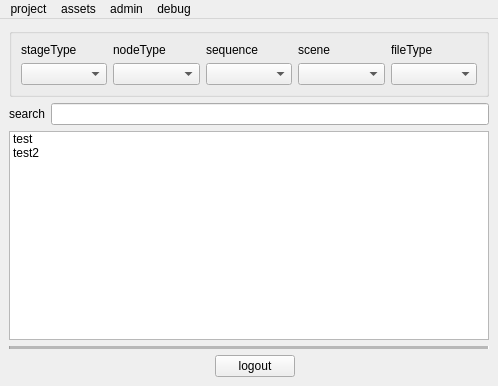
aumanimationstudios/rbhus, file rbhusUI/lib/rbhusPipeMainMod.ui: the form before one commit.
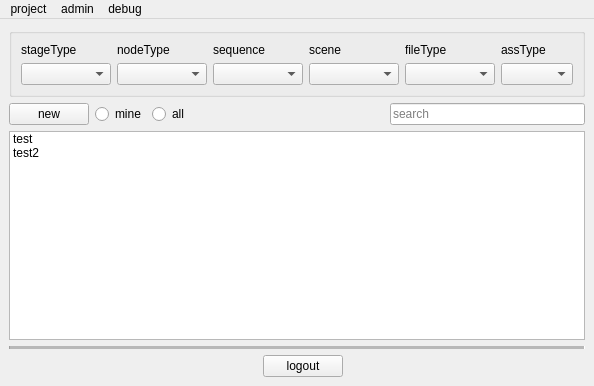
The form after the commit.

```diff
--- a/rbhusUI/lib/rbhusPipeMainMod.ui
+++ b/rbhusUI/lib/rbhusPipeMainMod.ui
@@ -6,7 +6,7 @@
    <rect>
     <x>0</x>
     <y>0</y>
-    <width>498</width>
+    <width>594</width>
     <height>386</height>
    </rect>
   </property>
@@ -27,66 +27,37 @@
   </property>
   <widget class="QWidget" name="centralwidget">
    <layout class="QGridLayout" name="gridLayout">
-    <item row="0" column="0" colspan="5">
-     <widget class="QGroupBox" name="groupBox">
-      <property name="title">
-       <string/>
+    <item row="7" column="0" colspan="5">
+     <widget class="QListWidget" name="listWidget">
+      <property name="selectionMode">
+       <enum>QAbstractItemView::ExtendedSelection</enum>
       </property>
-      <layout class="QGridLayout" name="gridLayout_2">
-       <item row="1" column="0">
-        <widget class="QComboBox" name="comboBoxStage"/>
-       </item>
-       <item row="0" column="2">
-        <widget class="QLabel" name="labelSeq">
-         <property name="text">
-          <string>sequence</string>
-         </property>
-        </widget>
-       </item>
-       <item row="1" column="2">
-        <widget class="QComboBox" name="comboBoxSeq"/>
-       </item>
-       <item row="0" column="3">
-        <widget class="QLabel" name="labelSce">
-         <property name="text">
-          <string>scene</string>
-         </property>
-        </widget>
-       </item>
-       <item row="1" column="3">
-        <widget class="QComboBox" name="comboBoxSce"/>
-       </item>
-       <item row="0" column="1">
-        <widget class="QLabel" name="label_2">
-         <property name="text">
-          <string>nodeType</string>
-         </property>
-        </widget>
-       </item>
-       <item row="0" column="0">
-        <widget class="QLabel" name="label">
-         <property name="text">
-          <string>stageType</string>
-         </property>
-        </widget>
-       </item>
-       <item row="1" column="1">
-        <widget class="QComboBox" name="comboBoxNode"/>
-       </item>
-       <item row="1" column="4">
-        <widget class="QComboBox" name="comboFileType"/>
-       </item>
-       <item row="0" column="4">
-        <widget class="QLabel" name="labelFileType">
-         <property name="text">
-          <string>fileType</string>
-         </property>
-        </widget>
-       </item>
-      </layout>
+      <item>
+       <property name="text">
+        <string>test</string>
+       </property>
+      </item>
+      <item>
+       <property name="text">
+        <string>test2</string>
+       </property>
+      </item>
      </widget>
     </item>
-    <item row="6" column="0" colspan="5">
+    <item row="9" column="4">
+     <spacer name="horizontalSpacer_2">
+      <property name="orientation">
+       <enum>Qt::Horizontal</enum>
+      </property>
+      <property name="sizeHint" stdset="0">
+       <size>
+        <width>40</width>
+        <height>20</height>
+       </size>
+      </property>
+     </spacer>
+    </item>
+    <item row="8" column="0" colspan="5">
      <widget class="Line" name="line">
       <property name="enabled">
        <bool>true</bool>
@@ -105,71 +76,124 @@
       </property>
      </widget>
     </item>
-    <item row="7" column="3">
+    <item row="9" column="3">
      <widget class="QPushButton" name="pushLogout">
       <property name="text">
        <string>logout</string>
       </property>
      </widget>
     </item>
-    <item row="7" column="0">
-     <spacer name="horizontalSpacer">
-      <property name="orientation">
-       <enum>Qt::Horizontal</enum>
-      </property>
-      <property name="sizeHint" stdset="0">
-       <size>
-        <width>40</width>
-        <height>20</height>
-       </size>
-      </property>
-     </spacer>
-    </item>
-    <item row="5" column="0" colspan="5">
-     <widget class="QListWidget" name="listWidget">
-      <property name="selectionMode">
-       <enum>QAbstractItemView::ExtendedSelection</enum>
-      </property>
-      <item>
-       <property name="text">
-        <string>test</string>
-       </property>
-      </item>
-      <item>
-       <property name="text">
-        <string>test2</string>
-       </property>
-      </item>
-     </widget>
-    </item>
-    <item row="7" column="4">
-     <spacer name="horizontalSpacer_2">
-      <property name="orientation">
-       <enum>Qt::Horizontal</enum>
-      </property>
-      <property name="sizeHint" stdset="0">
-       <size>
-        <width>40</width>
-        <height>20</height>
-       </size>
-      </property>
-     </spacer>
-    </item>
     <item row="2" column="0" colspan="5">
+     <widget class="QGroupBox" name="groupBox">
+      <property name="title">
+       <string/>
+      </property>
+      <layout class="QGridLayout" name="gridLayout_2">
+       <item row="3" column="2">
+        <widget class="QComboBox" name="comboBoxSeq"/>
+       </item>
+       <item row="2" column="2">
+        <widget class="QLabel" name="labelSeq">
+         <property name="text">
+          <string>sequence</string>
+         </property>
+        </widget>
+       </item>
+       <item row="2" column="0">
+        <widget class="QLabel" name="label">
+         <property name="text">
+          <string>stageType</string>
+         </property>
+        </widget>
+       </item>
+       <item row="3" column="0">
+        <widget class="QComboBox" name="comboBoxStage"/>
+       </item>
+       <item row="3" column="3">
+        <widget class="QComboBox" name="comboBoxSce"/>
+       </item>
+       <item row="2" column="4">
+        <widget class="QLabel" name="labelFileType">
+         <property name="text">
+          <string>fileType</string>
+         </property>
+        </widget>
+       </item>
+       <item row="3" column="4">
+        <widget class="QComboBox" name="comboFileType"/>
+       </item>
+       <item row="2" column="1">
+        <widget class="QLabel" name="label_2">
+         <property name="text">
+          <string>nodeType</string>
+         </property>
+        </widget>
+       </item>
+       <item row="3" column="1">
+        <widget class="QComboBox" name="comboBoxNode"/>
+       </item>
+       <item row="2" column="3">
+        <widget class="QLabel" name="labelSce">
+         <property name="text">
+          <string>scene</string>
+         </property>
+        </widget>
+       </item>
+       <item row="3" column="5">
+        <widget class="QComboBox" name="comboAssType"/>
+       </item>
+       <item row="2" column="5">
+        <widget class="QLabel" name="labelAssType">
+         <property name="sizePolicy">
+          <sizepolicy hsizetype="Maximum" vsizetype="Maximum">
+           <horstretch>0</horstretch>
+           <verstretch>0</verstretch>
+          </sizepolicy>
+         </property>
+         <property name="text">
+          <string>assType</string>
+         </property>
+        </widget>
+       </item>
+      </layout>
+     </widget>
+    </item>
+    <item row="4" column="0" colspan="5">
      <layout class="QHBoxLayout" name="horizontalLayout">
       <item>
-       <widget class="QLabel" name="label_3">
-        <property name="sizePolicy">
-         <sizepolicy hsizetype="Fixed" vsizetype="Fixed">
-          <horstretch>0</horstretch>
-          <verstretch>0</verstretch>
-         </sizepolicy>
+       <widget class="QPushButton" name="pushNewAsset">
+        <property name="text">
+         <string>new</string>
         </property>
+       </widget>
+      </item>
+      <item>
+       <widget class="QRadioButton" name="radioButton_2">
         <property name="text">
-         <string>search</string>
+         <string>mine</string>
         </property>
        </widget>
       </item>
+      <item>
+       <widget class="QRadioButton" name="radioButton">
+        <property name="text">
+         <string>all</string>
+        </property>
+       </widget>
+      </item>
+      <item>
+       <spacer name="horizontalSpacer_3">
+        <property name="orientation">
+         <enum>Qt::Horizontal</enum>
+        </property>
+        <property name="sizeHint" stdset="0">
+         <size>
+          <width>40</width>
+          <height>20</height>
+         </size>
+        </property>
+       </spacer>
+      </item>
       <item>
        <widget class="QLineEdit" name="lineEdit">
         <property name="sizePolicy">
@@ -178,10 +202,26 @@
           <verstretch>0</verstretch>
          </sizepolicy>
         </property>
+        <property name="placeholderText">
+         <string>search</string>
+        </property>
        </widget>
       </item>
      </layout>
     </item>
+    <item row="9" column="0">
+     <spacer name="horizontalSpacer">
+      <property name="orientation">
+       <enum>Qt::Horizontal</enum>
+      </property>
+      <property name="sizeHint" stdset="0">
+       <size>
+        <width>40</width>
+        <height>20</height>
+       </size>
+      </property>
+     </spacer>
+    </item>
    </layout>
   </widget>
   <widget class="QMenuBar" name="menuBar">
@@ -189,24 +229,10 @@
     <rect>
      <x>0</x>
      <y>0</y>
-     <width>498</width>
+     <width>594</width>
      <height>22</height>
     </rect>
    </property>
-   <widget class="QMenu" name="menuAssets">
-    <property name="title">
-     <string>assets</string>
-    </property>
-    <widget class="QMenu" name="menuList">
-     <property name="title">
-      <string>list</string>
-     </property>
-     <addaction name="actionMine"/>
-     <addaction name="actionAll"/>
-    </widget>
-    <addaction name="menuList"/>
-    <addaction name="actionNew"/>
-   </widget>
    <widget class="QMenu" name="menuAdmin">
     <property name="title">
      <string>admin</string>
@@ -227,7 +253,6 @@
     <addaction name="actionList_env"/>
    </widget>
    <addaction name="menuProject"/>
-   <addaction name="menuAssets"/>
    <addaction name="menuAdmin"/>
    <addaction name="menuDebug"/>
   </widget>
```
Left out of the diff: 13 changed lines with no effect on the pictures.
